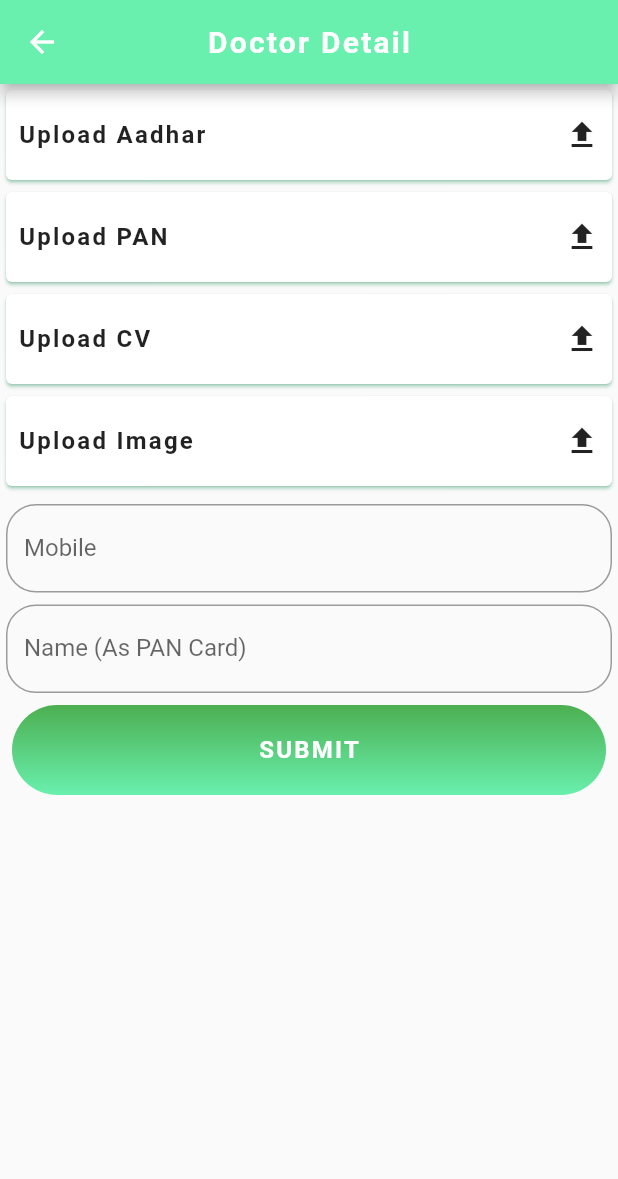
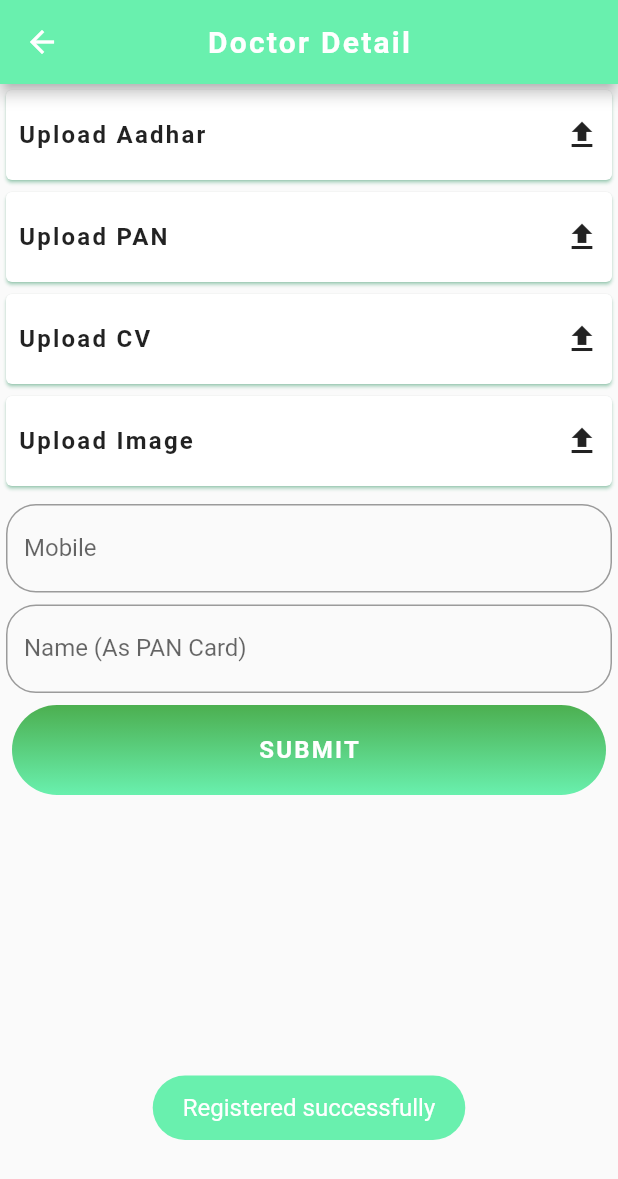
Before and after one commit to prabhunath111/jrh, a Flutter app: the RegisterDoctor screen opened directly, after a tap on "SUBMIT", on a phone screen of 412 x 824 dp. Shown: the top 1179 px of the screen. Run offline on Flutter 3.47's test engine with Material 2 defaults, Android fonts, the phone set to English and light mode, and no system bars; our stand-ins replace cloud_firestore, firebase_core, fluttertoast, image_picker, shared_preferences; accounts and stored records are empty.

```diff
--- a/lib/Utils/toast.dart
+++ b/lib/Utils/toast.dart
@@ -2,13 +2,13 @@ import 'package:flutter/material.dart';
 import 'package:fluttertoast/fluttertoast.dart';
 
 class ToastCustom {
-  showToast(String msg){
+  showToast(String msg, bool isSuccess){
     Fluttertoast.showToast(
         msg: msg,
         toastLength: Toast.LENGTH_SHORT,
-        gravity: ToastGravity.CENTER,
+        gravity: ToastGravity.BOTTOM,
         timeInSecForIosWeb: 1,
-        backgroundColor: Colors.red,
+        backgroundColor: (isSuccess)?Colors.greenAccent:Colors.red,
         textColor: Colors.white,
         fontSize: 16.0
     );
--- a/lib/screens/register_doctor/register_doctor.dart
+++ b/lib/screens/register_doctor/register_doctor.dart
@@ -196,7 +196,7 @@ class _RegisterDoctorState extends State<RegisterDoctor> {
         _image = File(pickedFile.path);
         print('line154 $_image');
       } else {
-        ToastCustom().showToast('No image selected.');
+        ToastCustom().showToast('No image selected.', false);
         // print('No image selected.');
       }
     });
@@ -210,17 +210,24 @@ class _RegisterDoctorState extends State<RegisterDoctor> {
     }
   }
 
-  Future<void> _addDoctors() async{
-    CollectionReference doctors =
-        FirebaseFirestore.instance.collection('doctors');
-    var a = await FirebaseServices().getFromDatabase(doctors);
-    // print("Line217 ${a.data.data()}");
-    print("line218 ${a.data()['mobile']}");
-    // Call the user's CollectionReference to add a new user
-    var data = {
-      'name': _name,
-      'mobile': _mobile
-    };
-    await FirebaseServices().saveToDatabase(doctors, data);
+  Future<void> _addDoctors() async {
+    _nameController.clear();
+    _mobileController.clear();
+    FocusScope.of(context).unfocus();
+    String doctor = 'doctors';
+    List idList = await FirebaseServices().getFromDatabase('doctors');
+    if(idList.contains(_mobile)){
+      print('$_mobile is present in the list $idList');
+      ToastCustom().showToast('Already Registered', false);
+    } else {
+      print('$_mobile is not present in the list $_mobile');
+      Map<String, dynamic> data =
+      {'name': _name,
+       'mobile': _mobile,
+       'status': 'unverified',
+       'createdAt': DateTime.now()};
+      await FirebaseServices().saveToDatabase(doctor, data);
+      ToastCustom().showToast('Registered successfully', true);
+    }
   }
 }
--- a/lib/screens/register_hospital/register_hospital.dart
+++ b/lib/screens/register_hospital/register_hospital.dart
@@ -187,7 +187,7 @@ class _RegisterHospitalState extends State<RegisterHospital> {
         _image = File(pickedFile.path);
         print('line154 $_image');
       } else {
-        ToastCustom().showToast('No image selected.');
+        ToastCustom().showToast('No image selected.', false);
         // print('No image selected.');
       }
     });
--- a/lib/screens/welcome/welcome.dart
+++ b/lib/screens/welcome/welcome.dart
@@ -74,8 +74,8 @@ class _WelcomeState extends State<Welcome> {
                                     }
                                     else if (input.length < 10) {
                                       return 'Provide 10 digit mobile number';
-                                    }
-                                    return input;
+                                    }else{}
+                                    // return input;
                                   },
                                   decoration: InputDecoration(
                                     labelText: 'Mobile',
--- a/lib/services/firebase_services/firebase_service.dart
+++ b/lib/services/firebase_services/firebase_service.dart
@@ -3,13 +3,13 @@ import 'package:jrh_innoventure/constants/constants.dart';
 import 'package:shared_preferences/shared_preferences.dart';
 
 class FirebaseServices {
-  Future saveToDatabase(CollectionReference collection, Object data) async {
-    await collection.add(data).then((value) async {
-      Constants.prefs = await SharedPreferences.getInstance();
-      await Constants.prefs.setString('doctor_id', value.id.toString());
-      return value;
-    }).catchError((error) {
-      print("Failed to add user: $error");
+  Future saveToDatabase(String collection, Map data) async {
+    await FirebaseFirestore.instance
+        .collection(collection)
+        .doc(data['mobile'])
+        .set(data)
+        .then((value) {
+
     });
   }
 
@@ -19,11 +19,19 @@ class FirebaseServices {
 
   updateImageToDatabase() {}
 
-  getFromDatabase(CollectionReference collection) async {
-    Constants.prefs = await SharedPreferences.getInstance();
-
-    var id = Constants.prefs.getString('doctor_id');
-    print("Line26 $id");
-    return await collection.doc(id).get();
+  getFromDatabase(String collection) async {
+    List a = [];
+    await FirebaseFirestore.instance
+        .collection(collection)
+        .get()
+        .then((QuerySnapshot querySnapshot) {
+      querySnapshot.docs.forEach((doc) {
+        // print('Line28 ${doc["name"]}');
+        a.add(doc["mobile"]);
+      });
+    }).catchError((onError) {
+      print("Line31 $onError");
+    });
+    return a;
   }
 }
--- a/pubspec.yaml
+++ b/pubspec.yaml
@@ -32,6 +32,8 @@ dependencies:
   fluttertoast: ^8.0.6
   firebase_core:
   cloud_firestore:
+  firebase_storage:
+  path_provider:
   shared_preferences:
 
 dev_dependencies:
```
Also changed, not shown: pubspec.lock.
